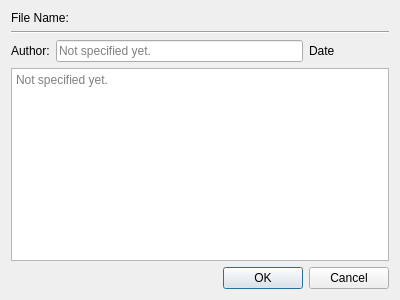
Before: the Qt Designer form core/info/editFileInfo.ui in KmolYuan/Pyslvs-UI, drawn with Qt 5.
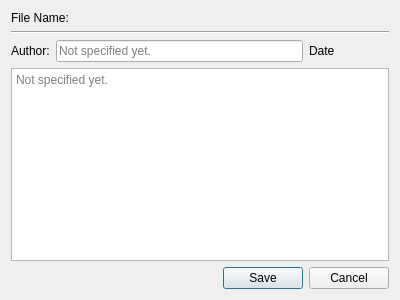
After: the same form once the commit is applied. Icons and pictures are not drawn.

What changed in the file:
```diff
--- a/core/info/editFileInfo.ui
+++ b/core/info/editFileInfo.ui
@@ -134,7 +134,7 @@
         <enum>Qt::Horizontal</enum>
        </property>
        <property name="standardButtons">
-        <set>QDialogButtonBox::Cancel|QDialogButtonBox::Ok</set>
+        <set>QDialogButtonBox::Cancel|QDialogButtonBox::Save</set>
        </property>
       </widget>
      </item>
```
Left out of the diff: 10 changed lines with no effect on the pictures.
